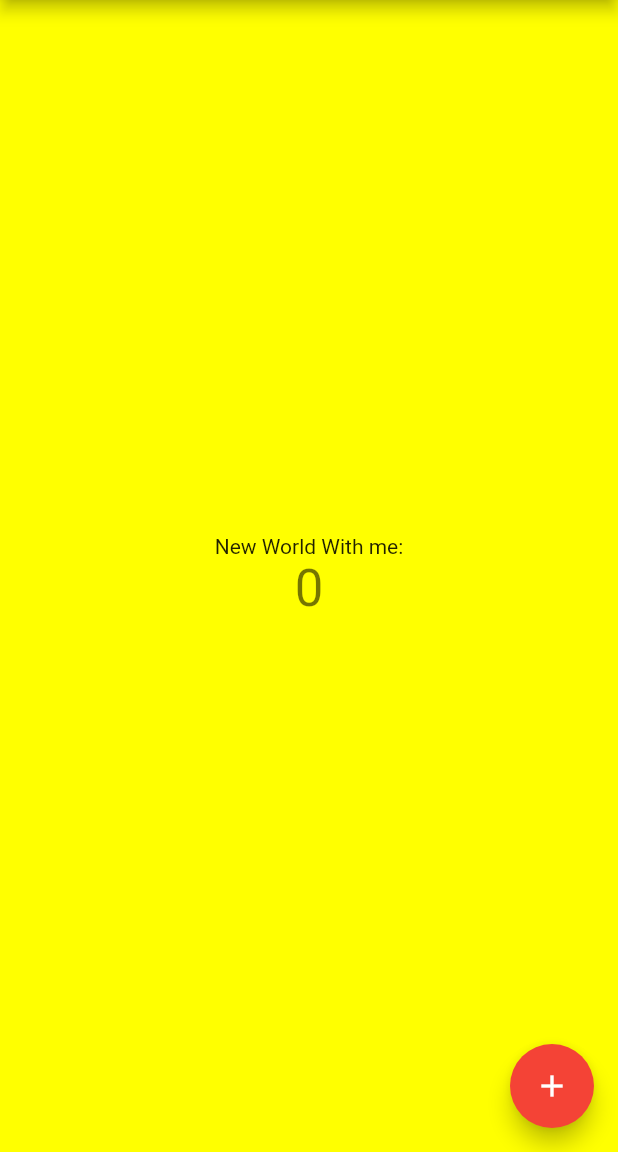
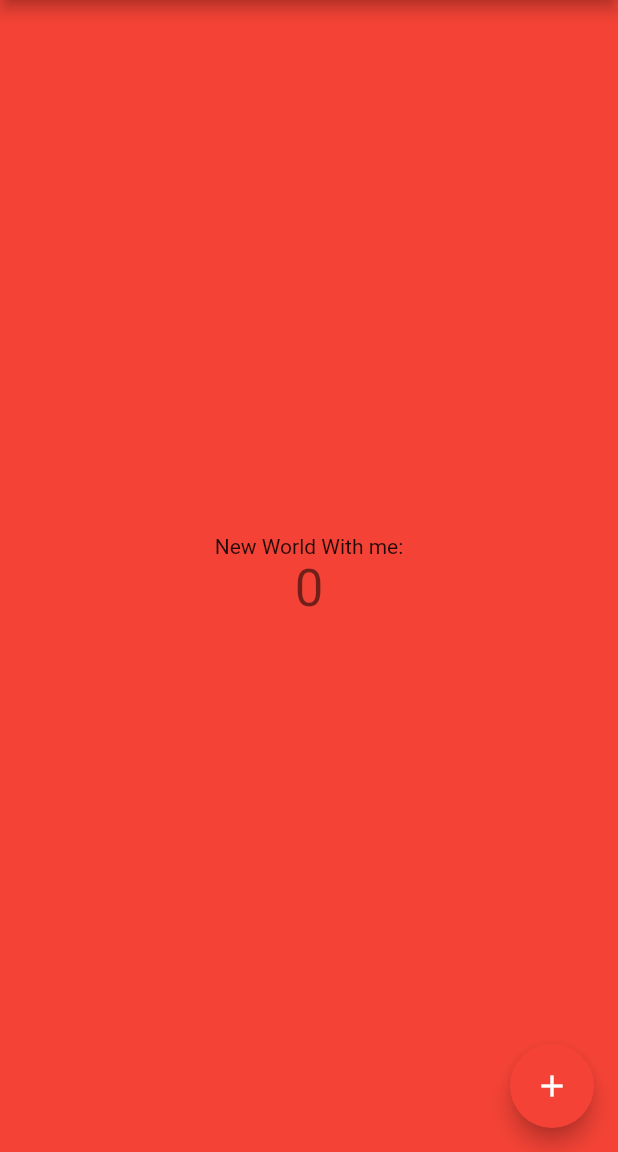
Before and after one commit to rajeshreemistry/flutterCounterApp, a Flutter app: the screen it shows after launch, on a phone screen of 412 x 824 dp, the part 84-1236 px from its top. Run offline on Flutter 3.47's test engine with Material 2 defaults, Android fonts, the phone set to English and light mode, and no system bars.

Commit message:
Change color to red

```diff
--- a/lib/main.dart
+++ b/lib/main.dart
@@ -70,7 +70,7 @@ class _MyHomePageState extends State<MyHomePage> {
     // fast, so that you can just rebuild anything that needs updating rather
     // than having to individually change instances of widgets.
     return Scaffold(
-      backgroundColor: Colors.yellowAccent,
+      backgroundColor: Colors.red,
       appBar: AppBar(
         // Here we take the value from the MyHomePage object that was created by
         // the App.build method, and use it to set our appbar title.
```
